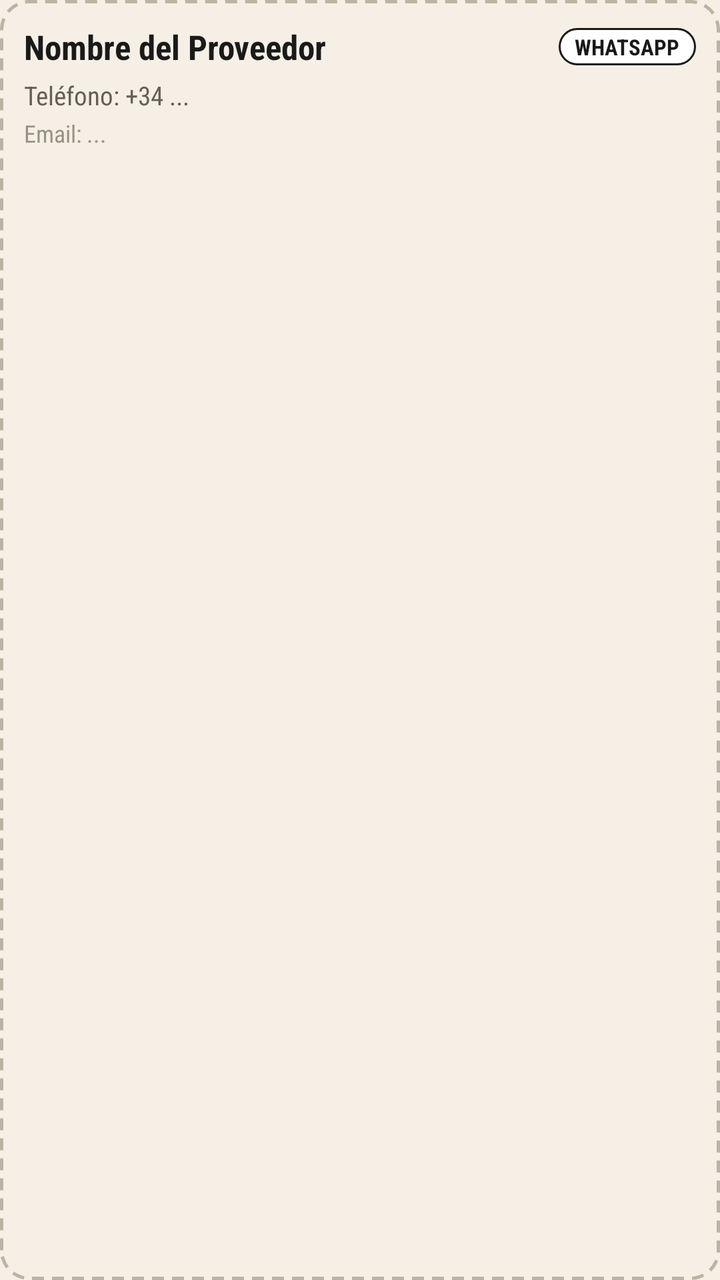
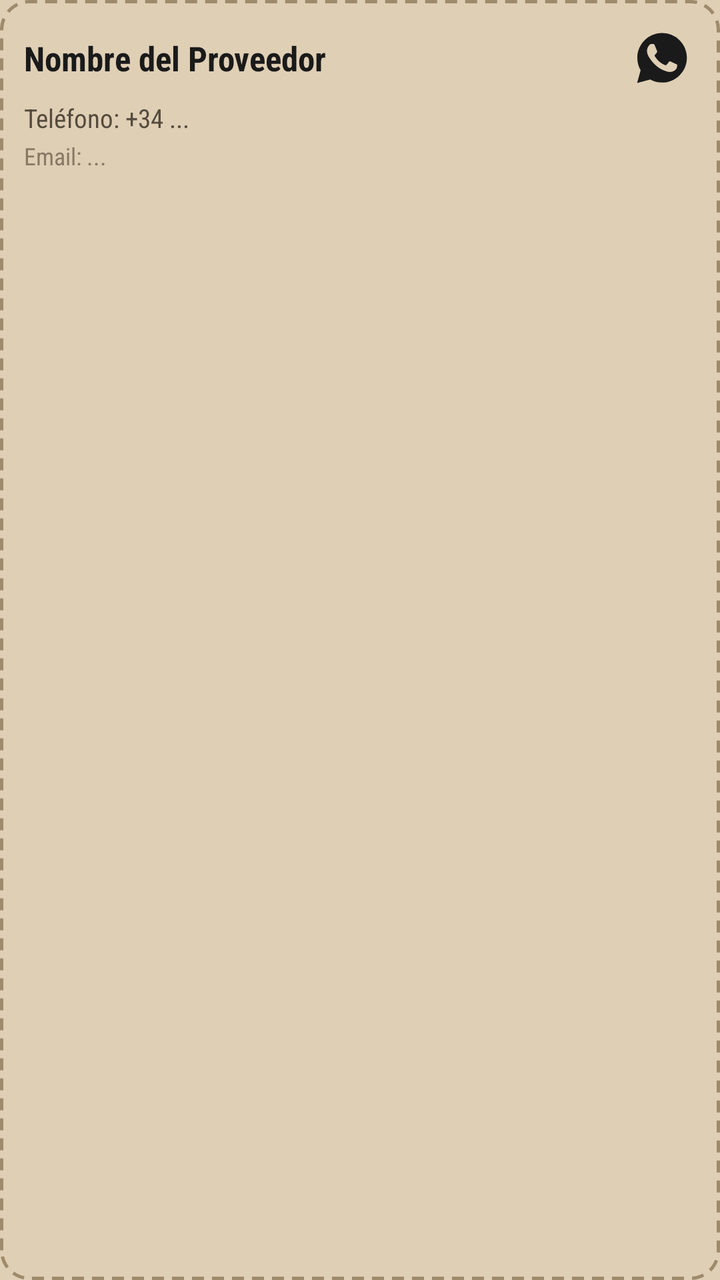

An Android layout rendered at two revisions. The XML below is the earlier revision; the diff shows what the commit changed to produce the second picture.
<!-- AndroidManifest.xml: application theme Theme.FBSmartOrder -->
<!-- res/layout/item_supplier.xml -->
<?xml version="1.0" encoding="utf-8"?>
<LinearLayout xmlns:android="http://schemas.android.com/apk/res/android"
    android:layout_width="match_parent"
    android:layout_height="wrap_content"
    android:layout_marginBottom="10dp"
    android:background="@drawable/bg_search_dashed"
    android:orientation="vertical"
    android:padding="12dp">

    
    <LinearLayout
        android:layout_width="match_parent"
        android:layout_height="wrap_content"
        android:gravity="center_vertical"
        android:orientation="horizontal">

        <TextView
            android:id="@+id/tvSupplierItemName"
            android:layout_width="0dp"
            android:layout_height="wrap_content"
            android:layout_weight="1"
            android:fontFamily="sans-serif-condensed"
            android:text="Nombre del Proveedor"
            android:textColor="@color/text_primary"
            android:textSize="17sp"
            android:textStyle="bold" />

        <TextView
            android:id="@+id/tvSupplierChannelBadge"
            android:layout_width="wrap_content"
            android:layout_height="wrap_content"
            android:background="@drawable/bg_badge_ok"
            android:fontFamily="sans-serif-condensed"
            android:paddingStart="8dp"
            android:paddingTop="2dp"
            android:paddingEnd="8dp"
            android:paddingBottom="2dp"
            android:text="WHATSAPP"
            android:textColor="@color/button_retro_bg"
            android:textSize="11sp"
            android:textStyle="bold" />
    </LinearLayout>

    
    <TextView
        android:id="@+id/tvSupplierItemPhone"
        android:layout_width="match_parent"
        android:layout_height="wrap_content"
        android:layout_marginTop="4dp"
        android:fontFamily="sans-serif-condensed"
        android:text="Teléfono: +34 ..."
        android:textColor="@color/text_secondary"
        android:textSize="13sp" />

    <TextView
        android:id="@+id/tvSupplierItemEmail"
        android:layout_width="match_parent"
        android:layout_height="wrap_content"
        android:layout_marginTop="2dp"
        android:fontFamily="sans-serif-condensed"
        android:text="Email: ..."
        android:textColor="@color/text_muted"
        android:textSize="12sp" />

</LinearLayout>
<!-- resources referenced by this layout -->
<resources>
  <color name="button_retro_bg">#1A1A1A</color>
  <color name="text_muted">#9C9283</color>
  <color name="text_primary">#1A1A1A</color>
  <color name="text_secondary">#665E54</color>
  <!-- drawable bg_badge_ok (drawable) -->
  <?xml version="1.0" encoding="utf-8"?>
  <shape xmlns:android="http://schemas.android.com/apk/res/android"
      android:shape="rectangle">
      <solid android:color="@color/white" />
      <corners android:radius="12dp" />
      <stroke
          android:width="1dp"
          android:color="@color/button_retro_bg" />
  </shape>
  <!-- drawable bg_search_dashed (drawable) -->
  <?xml version="1.0" encoding="utf-8"?>
  <shape xmlns:android="http://schemas.android.com/apk/res/android"
      android:shape="rectangle">
      <solid android:color="@android:color/transparent" />
      <stroke
          android:width="1.5dp"
          android:color="@color/border_dashed"
          android:dashWidth="6dp"
          android:dashGap="4dp" />
      <corners android:radius="14dp" />
  </shape>
  <style name="Theme.FBSmartOrder" parent="Theme.MaterialComponents.DayNight.NoActionBar">
          <item name="colorPrimary">@color/stamp_red</item>
          <item name="colorPrimaryVariant">@color/stamp_red_dark</item>
          <item name="colorOnPrimary">@color/white</item>
          <item name="android:windowBackground">@color/bg_paper</item>
          <item name="android:statusBarColor">@color/bg_paper</item>
          <item name="android:windowLightStatusBar" tools:targetApi="m">true</item>
      </style>
  <color name="white">#FFFFFFFF</color>
  <color name="border_dashed">#BDB3A3</color>
  <color name="stamp_red">#B82A2A</color>
  <color name="stamp_red_dark">#962121</color>
  <color name="bg_paper">#F5EFE6</color>
</resources>

<!-- the commit's change to res/layout/item_supplier.xml (unified diff, before → after) -->
@@ -25,20 +25,14 @@
             android:textSize="17sp"
             android:textStyle="bold" />
 
-        <TextView
-            android:id="@+id/tvSupplierChannelBadge"
-            android:layout_width="wrap_content"
-            android:layout_height="wrap_content"
-            android:background="@drawable/bg_badge_ok"
-            android:fontFamily="sans-serif-condensed"
-            android:paddingStart="8dp"
-            android:paddingTop="2dp"
-            android:paddingEnd="8dp"
-            android:paddingBottom="2dp"
-            android:text="WHATSAPP"
-            android:textColor="@color/button_retro_bg"
-            android:textSize="11sp"
-            android:textStyle="bold" />
+        <ImageView
+            android:id="@+id/ivSupplierChannelBadge"
+            android:layout_width="34dp"
+            android:layout_height="34dp"
+            android:padding="2dp"
+            android:src="@drawable/ic_logo_whatsapp"
+            android:background="?attr/selectableItemBackgroundBorderless"
+            android:contentDescription="Canal de pedido (WhatsApp / Email)" />
     </LinearLayout>
 
     
<!-- resource entries referenced after the edit -->
@@ -1,19 +1,8 @@
 <!-- resources referenced by this layout -->
 <resources>
-  <color name="button_retro_bg">#1A1A1A</color>
-  <color name="text_muted">#9C9283</color>
+  <color name="text_muted">#887965</color>
   <color name="text_primary">#1A1A1A</color>
-  <color name="text_secondary">#665E54</color>
-  <!-- drawable bg_badge_ok (drawable) -->
-  <?xml version="1.0" encoding="utf-8"?>
-  <shape xmlns:android="http://schemas.android.com/apk/res/android"
-      android:shape="rectangle">
-      <solid android:color="@color/white" />
-      <corners android:radius="12dp" />
-      <stroke
-          android:width="1dp"
-          android:color="@color/button_retro_bg" />
-  </shape>
+  <color name="text_secondary">#554B3E</color>
   <!-- drawable bg_search_dashed (drawable) -->
   <?xml version="1.0" encoding="utf-8"?>
   <shape xmlns:android="http://schemas.android.com/apk/res/android"
@@ -26,18 +15,32 @@
           android:dashGap="4dp" />
       <corners android:radius="14dp" />
   </shape>
+  <!-- drawable ic_logo_whatsapp (drawable) -->
+  <vector xmlns:android="http://schemas.android.com/apk/res/android"
+      android:width="28dp"
+      android:height="28dp"
+      android:viewportWidth="24"
+      android:viewportHeight="24">
+      
+      <path
+          android:fillColor="@color/text_primary"
+          android:pathData="M12.04,2C6.58,2 2.13,6.45 2.13,11.91c0,1.75 0.46,3.45 1.32,4.95L2.05,22l5.25,-1.38c1.45,0.79 3.08,1.21 4.74,1.21c5.46,0 9.91,-4.45 9.91,-9.91c0,-2.65 -1.03,-5.14 -2.9,-7.01A9.816,9.816 0,0 0,12.04,2z" />
+      
+      <path
+          android:fillColor="@color/bg_paper"
+          android:pathData="M17.47,14.38c-0.3,-0.15 -1.77,-0.87 -2.04,-0.97 -0.27,-0.1 -0.47,-0.15 -0.67,0.15 -0.2,0.3 -0.77,0.97 -0.94,1.17 -0.17,0.2 -0.35,0.22 -0.65,0.07 -0.3,-0.15 -1.26,-0.46 -2.39,-1.48 -0.88,-0.79 -1.48,-1.76 -1.65,-2.06 -0.17,-0.3 -0.02,-0.46 0.13,-0.61 0.14,-0.14 0.3,-0.35 0.45,-0.52 0.15,-0.17 0.2,-0.3 0.3,-0.5 0.1,-0.2 0.05,-0.37 -0.02,-0.52 -0.08,-0.15 -0.67,-1.62 -0.92,-2.22 -0.24,-0.58 -0.49,-0.5 -0.67,-0.51 -0.17,-0.01 -0.37,-0.01 -0.57,-0.01 -0.2,0 -0.52,0.07 -0.79,0.37 -0.27,0.3 -1.04,1.02 -1.04,2.48 0,1.46 1.07,2.87 1.21,3.07 0.15,0.2 2.09,3.19 5.07,4.48 0.71,0.31 1.26,0.49 1.69,0.63 0.71,0.23 1.36,0.19 1.87,0.12 0.57,-0.09 1.77,-0.72 2.02,-1.42 0.25,-0.7 0.25,-1.3 0.17,-1.42 -0.07,-0.12 -0.27,-0.2 -0.57,-0.35z" />
+  </vector>
   <style name="Theme.FBSmartOrder" parent="Theme.MaterialComponents.DayNight.NoActionBar">
           <item name="colorPrimary">@color/stamp_red</item>
           <item name="colorPrimaryVariant">@color/stamp_red_dark</item>
-          <item name="colorOnPrimary">@color/white</item>
+          <item name="colorOnPrimary">@color/bg_paper</item>
           <item name="android:windowBackground">@color/bg_paper</item>
           <item name="android:statusBarColor">@color/bg_paper</item>
           <item name="android:windowLightStatusBar" tools:targetApi="m">true</item>
       </style>
-  <color name="white">#FFFFFFFF</color>
-  <color name="border_dashed">#BDB3A3</color>
-  <color name="stamp_red">#B82A2A</color>
-  <color name="stamp_red_dark">#962121</color>
-  <color name="bg_paper">#F5EFE6</color>
+  <color name="border_dashed">#9E8B6C</color>
+  <color name="stamp_red">#D05C57</color>
+  <color name="stamp_red_dark">#A8413C</color>
+  <color name="bg_paper">#DFCFB5</color>
 </resources>
 
